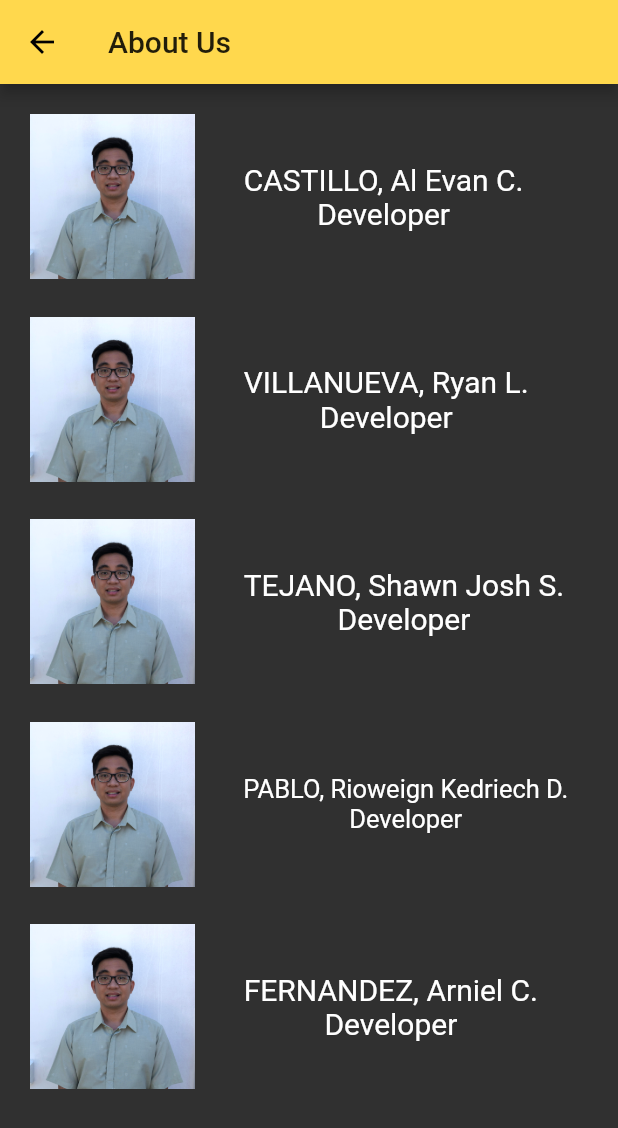
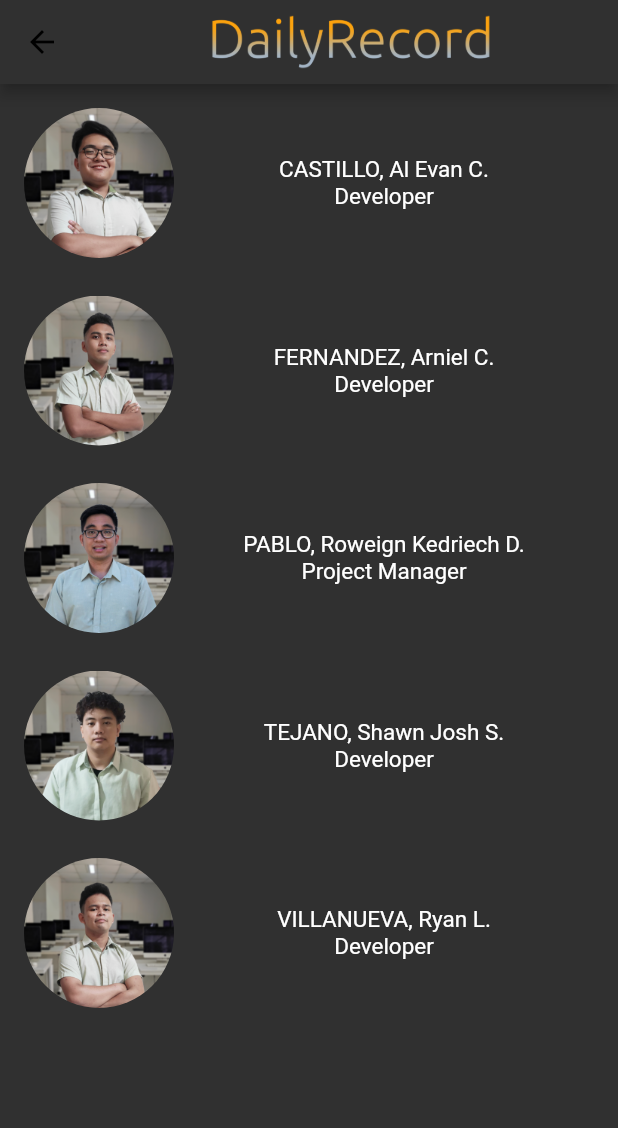
Before and after one commit to Evanchii/DailyRecord, a Flutter app: the AboutUs screen opened directly, on a phone screen of 412 x 824 dp. Shown: the top 1128 px of the screen. Run offline on Flutter 3.47's test engine with Material 2 defaults, Android fonts, the phone set to English and light mode, and no system bars; our stand-ins replace firebase_auth, firebase_core, firebase_database, firebase_storage, flutter_local_notifications, image_picker and 2 more; missing offline and left inert: qrscan; accounts and stored records are empty.

Commit message:
UI Improvements
- Phase 1 of Project Finalization

```diff
--- a/lib/aboutus.dart
+++ b/lib/aboutus.dart
@@ -5,123 +5,111 @@ class AboutUs extends StatelessWidget {
   Widget build(BuildContext context) {
     return Scaffold(
       appBar: AppBar(
-        title: Text('About Us'),
+        backgroundColor: Theme.of(context).backgroundColor,
+        title: Center(
+          child: Image(
+            image: AssetImage('assets/banner.png'),
+            height: 50,
+          ),
+        ),
       ),
       body: SingleChildScrollView(
-        padding: EdgeInsets.all(20),
+        padding: EdgeInsets.all(16),
         child: Column(
           children: <Widget>[
             Row(
+              mainAxisSize: MainAxisSize.max,
               children: <Widget>[
-                Image(
-                  image: AssetImage('assets/pablo_test.jpg'),
-                  height: 110,
-                  width: 110,
+                ClipOval(
+                  child: Image(
+                    image: AssetImage('assets/team/CASTILLO.png'),
+                    height: 100,
+                    width: 100,
+                  ),
                 ),
-
-                Center(child:Container(
-                    padding: EdgeInsets.fromLTRB(30, 20, 0, 20),
-                    child: Text('CASTILLO, Al Evan C. \nDeveloper',
-                        textAlign: TextAlign.center,
-                        style: TextStyle(fontSize: 20)
-                    )
-                )
+                Expanded(
+                  child: Text('CASTILLO, Al Evan C.\nDeveloper',
+                      textAlign: TextAlign.center,
+                      style: TextStyle(fontSize: 15)),
                 ),
               ],
             ),
-
             new Padding(
               padding: const EdgeInsets.only(top: 25.0),
             ),
-
             Row(
               children: <Widget>[
-                Image(
-                  image: AssetImage('assets/pablo_test.jpg'),
-                  height: 110,
-                  width: 110,
+                ClipOval(
+                  child: Image(
+                    image: AssetImage('assets/team/FERNANDEZ.png'),
+                    height: 100,
+                    width: 100,
+                  ),
                 ),
-
-                Center(child:Container(
-                    padding: EdgeInsets.fromLTRB(30, 20, 0, 20),
-                    child: Text('VILLANUEVA, Ryan L. \nDeveloper',
-                        textAlign: TextAlign.center,
-                        style: TextStyle(fontSize: 20)
-                    )
-                )
+                Expanded(
+                  child: Text('FERNANDEZ, Arniel C.\nDeveloper',
+                      textAlign: TextAlign.center,
+                      style: TextStyle(fontSize: 15)),
                 ),
               ],
             ),
-
             new Padding(
               padding: const EdgeInsets.only(top: 25.0),
             ),
-
             Row(
               children: <Widget>[
-                Image(
-                  image: AssetImage('assets/pablo_test.jpg'),
-                  height: 110,
-                  width: 110,
+                ClipOval(
+                  child: Image(
+                    image: AssetImage('assets/team/PABLO.png'),
+                    height: 100,
+                    width: 100,
+                  ),
                 ),
-
-                Center(child:Container(
-                    padding: EdgeInsets.fromLTRB(30, 20, 0, 20),
-                    child: Text('TEJANO, Shawn Josh S. \nDeveloper',
-                        textAlign: TextAlign.center,
-                        style: TextStyle(fontSize: 20)
-                    )
-                )
+                Expanded(
+                  child: Text('PABLO, Roweign Kedriech D.\nProject Manager',
+                      textAlign: TextAlign.center,
+                      style: TextStyle(fontSize: 15)),
                 ),
               ],
             ),
-
             new Padding(
               padding: const EdgeInsets.only(top: 25.0),
             ),
-
             Row(
               children: <Widget>[
-                Image(
-                  image: AssetImage('assets/pablo_test.jpg'),
-                  height: 110,
-                  width: 110,
+                ClipOval(
+                  child: Image(
+                    image: AssetImage('assets/team/TEJANO.png'),
+                    height: 100,
+                    width: 100,
+                  ),
                 ),
-
-                Center(child:Container(
-                    padding: EdgeInsets.fromLTRB(30, 20, 0, 20),
-                    child: Text('PABLO, Rioweign Kedriech D. \nDeveloper',
-                        textAlign: TextAlign.center,
-                        style: TextStyle(fontSize: 17)
-                    )
-                )
+                Expanded(
+                  child: Text('TEJANO, Shawn Josh S.\nDeveloper',
+                      textAlign: TextAlign.center,
+                      style: TextStyle(fontSize: 15)),
                 ),
               ],
             ),
-
             new Padding(
               padding: const EdgeInsets.only(top: 25.0),
             ),
-
             Row(
               children: <Widget>[
-                Image(
-                  image: AssetImage('assets/pablo_test.jpg'),
-                  height: 110,
-                  width: 110,
+                ClipOval(
+                  child: Image(
+                    image: AssetImage('assets/team/VILLANUEVA.png'),
+                    height: 100,
+                    width: 100,
+                  ),
                 ),
-
-                Center(child:Container(
-                    padding: EdgeInsets.fromLTRB(30, 20, 0, 20),
-                    child: Text('FERNANDEZ, Arniel C. \nDeveloper',
-                        textAlign: TextAlign.center,
-                        style: TextStyle(fontSize: 20)
-                    )
-                )
+                Expanded(
+                  child: Text('VILLANUEVA, Ryan L.\nDeveloper',
+                      textAlign: TextAlign.center,
+                      style: TextStyle(fontSize: 15)),
                 ),
               ],
             ),
-
           ],
         ),
       ),
--- a/lib/apply.dart
+++ b/lib/apply.dart
@@ -3,7 +3,6 @@ import 'package:firebase_auth/firebase_auth.dart';
 import 'package:flutter/material.dart';
 import 'package:image_picker/image_picker.dart';
 import 'package:firebase_storage/firebase_storage.dart';
-import 'package:path/path.dart' as path;
 
 // class Apply extends StatelessWidget {
 class Apply extends StatefulWidget {
@@ -255,9 +254,11 @@ class _ApplyState extends State<Apply> {
     return Scaffold(
       appBar: AppBar(
         backgroundColor: Theme.of(context).backgroundColor,
-        title: Image(
-          image: AssetImage('assets/banner.png'),
-          height: 50,
+        title: Center(
+          child: Image(
+            image: AssetImage('assets/banner.png'),
+            height: 50,
+          ),
         ),
       ),
       body: ListView(
--- a/lib/arealist.dart
+++ b/lib/arealist.dart
@@ -1,6 +1,5 @@
 import 'package:dailyrecord/history.dart';
 import 'package:firebase_auth/firebase_auth.dart';
-import 'package:firebase_core/firebase_core.dart';
 import 'package:firebase_database/firebase_database.dart';
 import 'package:flutter/cupertino.dart';
 import 'package:flutter/material.dart';
@@ -166,9 +165,11 @@ class _AreaListState extends State<AreaList> {
     return Scaffold(
       appBar: AppBar(
         backgroundColor: Theme.of(context).backgroundColor,
-        title: Image(
-          image: AssetImage('assets/banner.png'),
-          height: 50,
+        title: Center(
+          child: Image(
+            image: AssetImage('assets/banner.png'),
+            height: 50,
+          ),
         ),
       ),
       body: SafeArea(
--- a/lib/confirmdata.dart
+++ b/lib/confirmdata.dart
@@ -101,9 +101,11 @@ class _ConfirmDataState extends State<ConfirmData> {
     return Scaffold(
       appBar: AppBar(
         backgroundColor: Theme.of(context).backgroundColor,
-        title: Image(
-          image: AssetImage('assets/banner.png'),
-          height: 50,
+        title: Center(
+          child: Image(
+            image: AssetImage('assets/banner.png'),
+            height: 50,
+          ),
         ),
       ),
       body: SafeArea(
--- a/lib/history.dart
+++ b/lib/history.dart
@@ -250,9 +250,11 @@ class _HistoryState extends State<History> {
     return Scaffold(
       appBar: AppBar(
         backgroundColor: Theme.of(context).backgroundColor,
-        title: Image(
-          image: AssetImage('assets/banner.png'),
-          height: 50,
+        title: Center(
+          child: Image(
+            image: AssetImage('assets/banner.png'),
+            height: 50,
+          ),
         ),
       ),
       body: SafeArea(
--- a/pubspec.yaml
+++ b/pubspec.yaml
@@ -59,6 +59,7 @@ flutter:
   # To add assets to your application, add an assets section, like this:
   assets:
     - assets/
+    - assets/team/
   #   - images/a_dot_ham.jpeg
 
   # An image asset can refer to one or more resolution-specific "variants", see
```
Also changed, not shown: assets/team/CASTILLO.png (added), assets/team/FERNANDEZ.png (added), assets/team/PABLO.png (added), assets/team/TEJANO.png (added), assets/team/VILLANUEVA.png (added).
